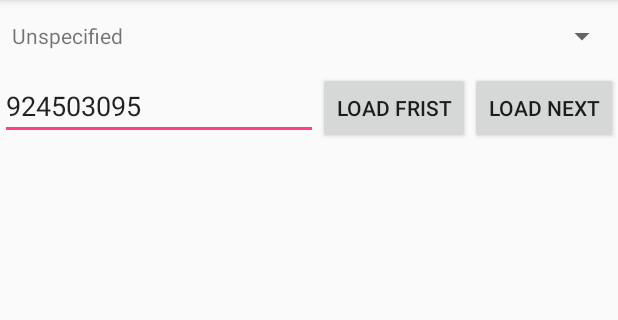
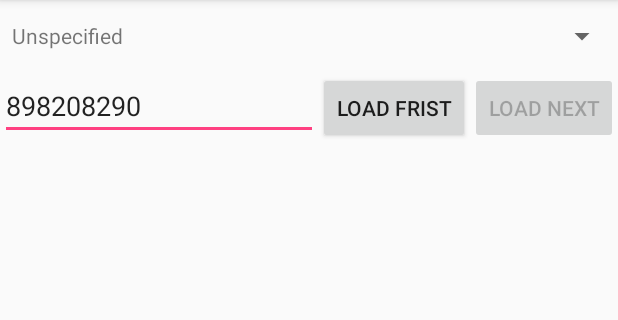
Before and after one commit to seazon/FeedMeSpider, an Android app: the screen it shows after launch (MainActivity), on a phone screen of 412 x 824 dp, the part 84-404 px from its top. Run offline under Robolectric (Android 15) with nearby library versions, the phone set to English and light mode, and no system bars.

```diff
--- a/loader/src/main/java/com/seazon/feedme/spider/loader/MainActivity.java
+++ b/loader/src/main/java/com/seazon/feedme/spider/loader/MainActivity.java
@@ -13,6 +13,7 @@ import android.support.v7.app.AppCompatActivity;
 import android.view.View;
 import android.widget.AdapterView;
 import android.widget.ArrayAdapter;
+import android.widget.Button;
 import android.widget.EditText;
 import android.widget.Spinner;
 import android.widget.SpinnerAdapter;
@@ -38,6 +39,7 @@ public class MainActivity extends AppCompatActivity {
     Spinner spiderSpinner;
     EditText urlEdit;
     TextView outputView;
+    Button loadNextBtn;
 
     String[] keys;
     ISpider iSpider;
@@ -53,7 +55,16 @@ public class MainActivity extends AppCompatActivity {
         initSpider();
 
         urlEdit = (EditText) findViewById(R.id.urlEdit);
+//        urlEdit.setText("5954781019"); // toutiao 环球网
+//        urlEdit.setText("4198268867"); // toutiao 爱范儿
+//        urlEdit.setText("50037963924"); // toutiao 鹿幽鸣
+//        urlEdit.setText("54564710422"); // toutiao 老司机数码
+//        urlEdit.setText("924503095"); // baijia 孙永杰
+//        urlEdit.setText("2151445694"); // baijia 数据猿
+        urlEdit.setText("898208290"); // baijia 顾泽辉
         outputView = (TextView) findViewById(R.id.outputView);
+        loadNextBtn = (Button) findViewById(R.id.loadNextBtn);
+        loadNextBtn.setEnabled(false);
     }
 
     private void initSpider() {
@@ -124,10 +135,10 @@ public class MainActivity extends AppCompatActivity {
         }
     }
 
-    private void loadRss(String url, String continuation) throws RemoteException {
+    private void loadRss(String url, String continuation1) throws RemoteException {
         String rep = iSpider.getFeed(url);
         text = rep + "\n\n";
-        rep = iSpider.getItems(url, continuation);
+        rep = iSpider.getItems(url, continuation1);
         SpiderStream stream = parse(rep);
         this.continuation = stream.continuation;
         if (stream != null && stream.items != null) {
@@ -146,6 +157,8 @@ public class MainActivity extends AppCompatActivity {
         runOnUiThread(new Runnable() {
             @Override
             public void run() {
+                boolean enable = (continuation != null);
+                loadNextBtn.setEnabled(enable);
                 outputView.setText(text);
             }
         });
--- a/loader/src/main/res/layout/activity_main.xml
+++ b/loader/src/main/res/layout/activity_main.xml
@@ -21,8 +21,7 @@
             android:id="@+id/urlEdit"
             android:layout_width="0dp"
             android:layout_height="wrap_content"
-            android:layout_weight="1"
-            android:text="924503095"/>
+            android:layout_weight="1"/>
 
         <Button
             android:layout_width="wrap_content"
@@ -31,6 +30,7 @@
             android:text="load frist"/>
 
         <Button
+            android:id="@+id/loadNextBtn"
             android:layout_width="wrap_content"
             android:layout_height="wrap_content"
             android:onClick="onLoadNext"
```
Also changed, not shown: spider-baijia/src/main/java/com/seazon/feedme/spider/baijia/SpiderService.java (+8 -2 lines), spider-toutiao/src/main/java/com/seazon/feedme/spider/toutiao/SpiderService.java (+7 -2 lines).
